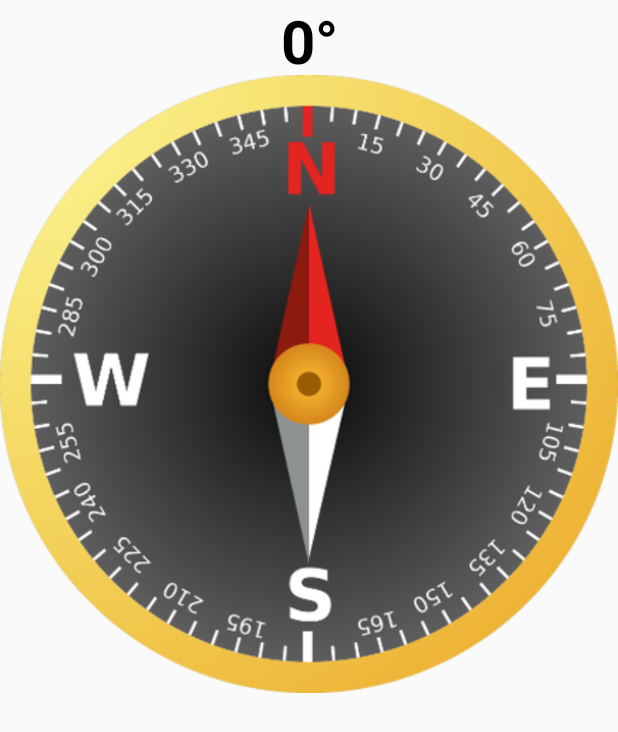
After one commit to Williamrosen/Compass, an Android app: the layout activity_compass.xml on its own in the app's theme, with its tools: preview values and no code run, on a phone screen of 412 x 824 dp. The commit adds this screen. Shown: the top 732 px of the screen. Run offline under Robolectric (Android 15) with nearby library versions, the phone set to English and light mode, and no system bars.

Commit message:
Compass now working 2

```diff
--- a/app/src/main/AndroidManifest.xml
+++ b/app/src/main/AndroidManifest.xml
@@ -9,7 +9,8 @@
         android:roundIcon="@mipmap/ic_launcher_round"
         android:supportsRtl="true"
         android:theme="@style/AppTheme">
-        <activity android:name=".CompassActivity"></activity>
+        <activity android:name=".AccelerometerActivity"></activity>
+        <activity android:name=".CompassActivity" />
         <activity android:name=".MainActivity">
             <intent-filter>
                 <action android:name="android.intent.action.MAIN" />
--- a/app/src/main/java/com/example/compass/CompassActivity.java
+++ b/app/src/main/java/com/example/compass/CompassActivity.java
@@ -29,7 +29,7 @@ public class CompassActivity extends AppCompatActivity implements SensorEventLis
     @Override
     protected void onCreate(Bundle savedInstanceState) {
         super.onCreate(savedInstanceState);
-        setContentView(R.layout.activity_accelerometer);
+        setContentView(R.layout.activity_compass);
 
         mSensorManager = (SensorManager) getSystemService(SENSOR_SERVICE);
         compass_img = (ImageView) findViewById(R.id.img_compass);
--- a/app/src/main/java/com/example/compass/MainActivity.java
+++ b/app/src/main/java/com/example/compass/MainActivity.java
@@ -9,9 +9,6 @@ https://www.wlsdevelop.com/index.php/en/blog?option=com_content&view=article&id=
 
 
  */
-
-
-
 
 
 package com.example.compass;
--- /dev/null
+++ b/app/src/main/res/layout/activity_compass.xml
@@ -0,0 +1,27 @@
+<?xml version="1.0" encoding="utf-8"?>
+<android.support.constraint.ConstraintLayout xmlns:android="http://schemas.android.com/apk/res/android"
+    xmlns:app="http://schemas.android.com/apk/res-auto"
+    xmlns:tools="http://schemas.android.com/tools"
+    android:layout_width="match_parent"
+    android:layout_height="match_parent"
+    tools:context=".CompassActivity">
+    <TextView
+        android:layout_width="match_parent"
+        android:layout_height="wrap_content"
+        android:layout_centerHorizontal="true"
+        android:textAlignment="center"
+        android:textSize="40sp"
+        android:textColor="#000"
+        android:textStyle="bold"
+        android:text="0°"
+        android:id="@+id/txt_azimuth"/>
+
+    <ImageView
+        android:layout_width="match_parent"
+        android:layout_height="wrap_content"
+        android:src="@drawable/compass"
+        android:layout_below="@+id/txt_azimuth"
+        android:id="@+id/img_compass"/>
+
+
+    </android.support.constraint.ConstraintLayout>
```
Also changed, not shown: app/src/main/java/com/example/compass/AccelerometerActivity.java (added, +13 -0 lines), app/src/main/res/layout/activity_accelerometer.xml (+2 -20 lines).
